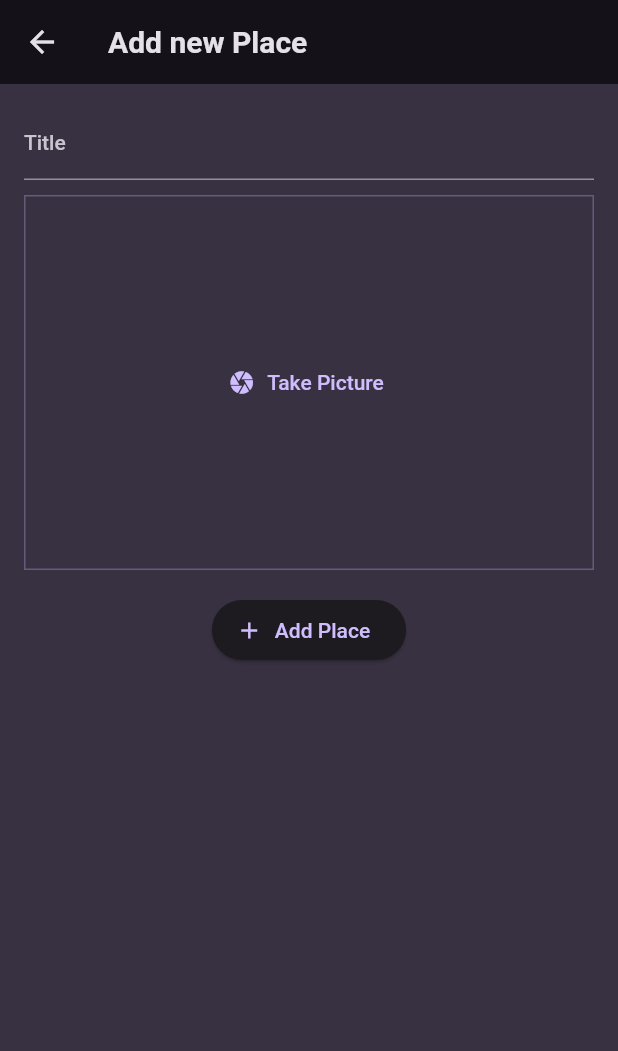
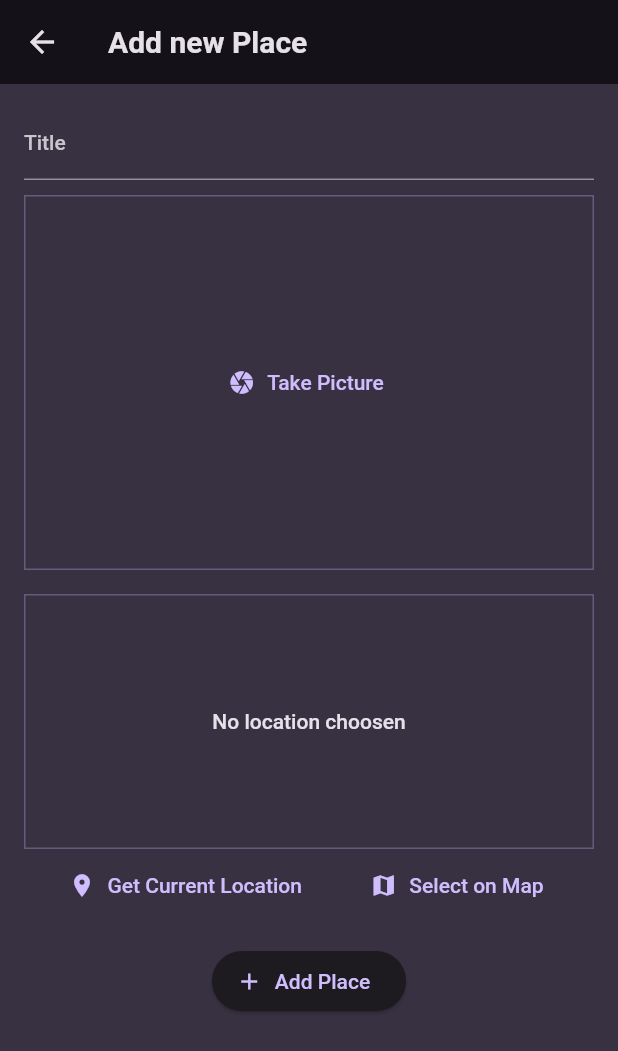
Before and after one commit to HassanKhan123/favorite-places, a Flutter app: the AddPlaceScreen screen opened directly, on a phone screen of 412 x 824 dp. Shown: the top 1051 px of the screen. Run offline on Flutter 3.47's test engine with Material 2 defaults, Android fonts, the phone set to English and light mode, and no system bars; our stand-ins replace flutter_riverpod, google_fonts, image_picker.

Commit message:
added: location package and location input

```diff
--- a/lib/screens/add_place.dart
+++ b/lib/screens/add_place.dart
@@ -2,6 +2,7 @@ import 'dart:io';
 
 import 'package:favorite_places/providers/user_places.dart';
 import 'package:favorite_places/widgets/image_input.dart';
+import 'package:favorite_places/widgets/location_input.dart';
 import 'package:flutter/material.dart';
 import 'package:flutter_riverpod/flutter_riverpod.dart';
 
@@ -65,6 +66,10 @@ class _AddPlaceScreenState extends ConsumerState<AddPlaceScreen> {
             const SizedBox(
               height: 16,
             ),
+            LocationInput(),
+            const SizedBox(
+              height: 16,
+            ),
             ElevatedButton.icon(
               onPressed: _savePlace,
               label: const Text('Add Place'),
--- /dev/null
+++ b/lib/widgets/location_input.dart
@@ -0,0 +1,52 @@
+import 'package:flutter/material.dart';
+
+class LocationInput extends StatefulWidget {
+  const LocationInput({super.key});
+
+  @override
+  State<LocationInput> createState() => _LocationInputState();
+}
+
+class _LocationInputState extends State<LocationInput> {
+  @override
+  Widget build(BuildContext context) {
+    return Column(
+      children: [
+        Container(
+          alignment: Alignment.center,
+          decoration: BoxDecoration(
+            border: Border.all(
+              width: 1,
+              color: Theme.of(context).colorScheme.primary.withOpacity(0.3),
+            ),
+          ),
+          height: 170,
+          width: double.infinity,
+          child: Text(
+            'No location choosen',
+            textAlign: TextAlign.center,
+            style: Theme.of(context)
+                .textTheme
+                .bodyLarge!
+                .copyWith(color: Theme.of(context).colorScheme.onBackground),
+          ),
+        ),
+        Row(
+          mainAxisAlignment: MainAxisAlignment.spaceEvenly,
+          children: [
+            TextButton.icon(
+              onPressed: () {},
+              icon: const Icon(Icons.location_on),
+              label: const Text('Get Current Location'),
+            ),
+            TextButton.icon(
+              onPressed: () {},
+              icon: const Icon(Icons.map),
+              label: const Text('Select on Map'),
+            )
+          ],
+        )
+      ],
+    );
+  }
+}
--- a/pubspec.yaml
+++ b/pubspec.yaml
@@ -39,6 +39,7 @@ dependencies:
   uuid: ^3.0.7
   flutter_riverpod: ^2.3.6
   image_picker: ^0.8.7+5
+  location: ^4.4.0
 
 dev_dependencies:
   flutter_test:
```
Also changed, not shown: lib/widgets/image_input.dart (+5 -3 lines), pubspec.lock, 1 other file.
